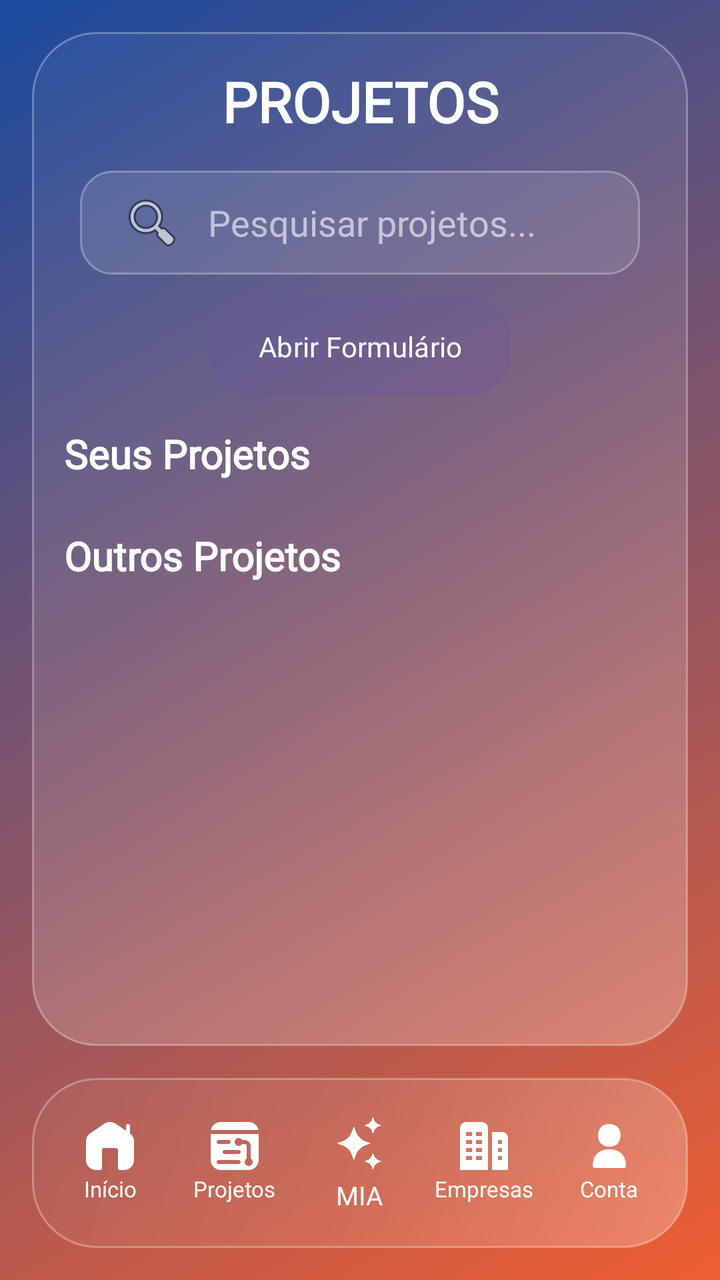
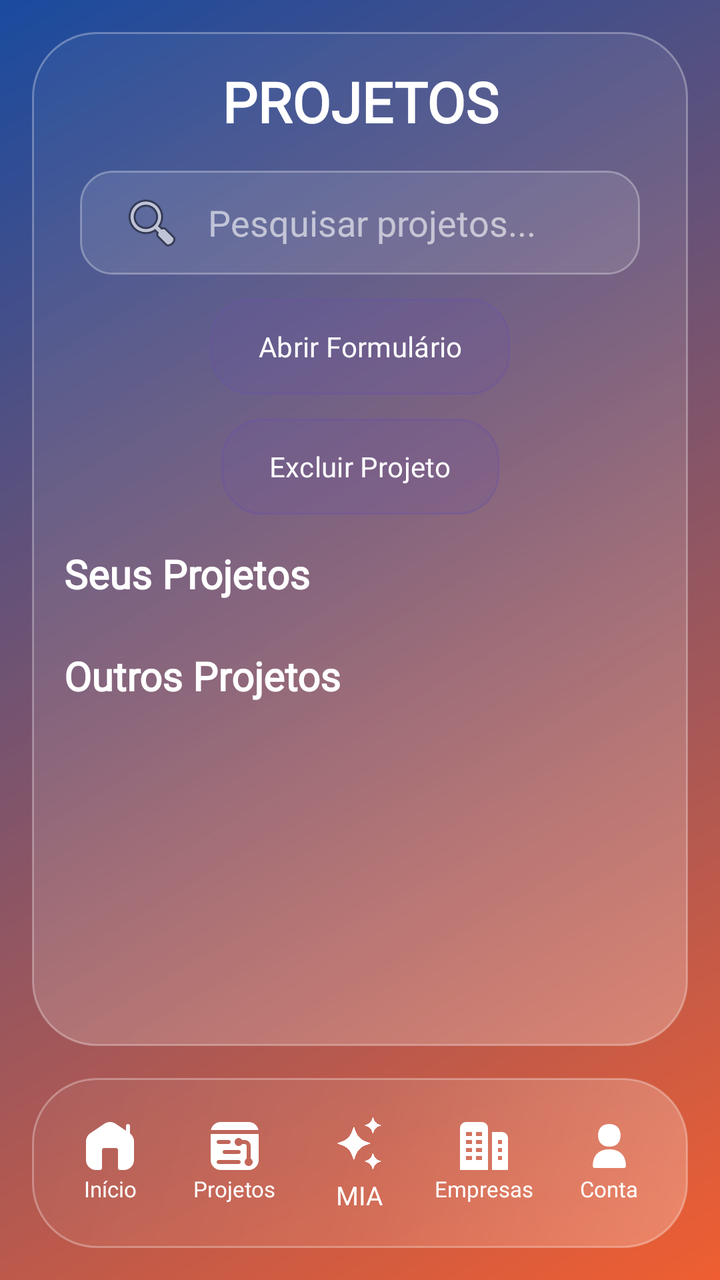

The first picture is an Android layout as it rendered before a commit; the second is the same layout after the commit. The layout source and the unified diff follow.
<!-- AndroidManifest.xml: application theme Theme.DSPI_APP -->
<!-- res/layout/activity_projetos.xml -->
<?xml version="1.0" encoding="utf-8"?>
<androidx.constraintlayout.widget.ConstraintLayout xmlns:android="http://schemas.android.com/apk/res/android"
    xmlns:app="http://schemas.android.com/apk/res-auto"
    android:id="@+id/mainLayout"
    android:layout_width="match_parent"
    android:layout_height="match_parent"
    android:background="@drawable/bg_gradient">

    <androidx.constraintlayout.widget.ConstraintLayout
        android:id="@+id/glassContainer"
        android:layout_width="0dp"
        android:layout_height="0dp"
        android:layout_margin="16dp"
        android:background="@drawable/bg_glass"
        android:padding="16dp"
        app:layout_constraintTop_toTopOf="parent"
        app:layout_constraintBottom_toTopOf="@+id/bottomNavigationContainer"
        app:layout_constraintStart_toStartOf="parent"
        app:layout_constraintEnd_toEndOf="parent">

        <TextView
            android:id="@+id/tvTituloProjetos"
            android:layout_width="wrap_content"
            android:layout_height="wrap_content"
            android:text="PROJETOS"
            android:textColor="#FFFFFF"
            android:textSize="28sp"
            android:textStyle="bold"
            android:fontFamily="@font/neo_sans"
            app:layout_constraintTop_toTopOf="parent"
            app:layout_constraintStart_toStartOf="parent"
            app:layout_constraintEnd_toEndOf="parent" />

        <EditText
            android:id="@+id/etPesquisa"
            android:layout_width="0dp"
            android:layout_height="52dp"
            android:layout_marginStart="8dp"
            android:layout_marginEnd="8dp"
            android:layout_marginTop="16dp"
            android:background="@drawable/bg_input_glass"
            android:drawableStart="@android:drawable/ic_menu_search"
            android:drawablePadding="12dp"
            android:fontFamily="@font/neo_sans_regular"
            android:hint="Pesquisar projetos..."
            android:paddingHorizontal="20dp"
            android:textColor="#FFFFFF"
            android:textColorHint="#99FFFFFF"
            android:inputType="text"
            android:maxLines="1"
            app:layout_constraintTop_toBottomOf="@id/tvTituloProjetos"
            app:layout_constraintStart_toStartOf="parent"
            app:layout_constraintEnd_toEndOf="parent" />

        <Button
            android:id="@+id/btnAbrirFormulario"
            android:layout_width="wrap_content"
            android:layout_height="wrap_content"
            android:layout_marginTop="12dp"
            android:background="@drawable/bg_button_glass"
            android:fontFamily="@font/neo_sans"
            android:text="Abrir Formulário"
            android:textColor="#FFFFFF"
            app:layout_constraintEnd_toEndOf="parent"
            app:layout_constraintStart_toStartOf="parent"
            app:layout_constraintTop_toBottomOf="@+id/etPesquisa" />

        <androidx.core.widget.NestedScrollView
            android:id="@+id/scrollViewProjetos"
            android:layout_width="0dp"
            android:layout_height="0dp"
            android:layout_marginTop="16dp"
            android:clipToPadding="false"
            app:layout_constraintTop_toBottomOf="@+id/btnAbrirFormulario"
            app:layout_constraintBottom_toBottomOf="parent"
            app:layout_constraintStart_toStartOf="parent"
            app:layout_constraintEnd_toEndOf="parent">

            <LinearLayout
                android:layout_width="match_parent"
                android:layout_height="wrap_content"
                android:orientation="vertical">

                <TextView
                    android:id="@+id/tvSeusProjetos"
                    android:layout_width="match_parent"
                    android:layout_height="wrap_content"
                    android:text="Seus Projetos"
                    android:textColor="#FFFFFF"
                    android:textSize="20sp"
                    android:textStyle="bold"
                    android:fontFamily="@font/neo_sans"
                    android:layout_marginBottom="8dp" />

                <androidx.recyclerview.widget.RecyclerView
                    android:id="@+id/rvMeusProjetos"
                    android:layout_width="match_parent"
                    android:layout_height="wrap_content"
                    android:nestedScrollingEnabled="false"
                    android:layout_marginBottom="16dp" />

                <TextView
                    android:id="@+id/tvOutrosProjetos"
                    android:layout_width="match_parent"
                    android:layout_height="wrap_content"
                    android:text="Outros Projetos"
                    android:textColor="#FFFFFF"
                    android:textSize="20sp"
                    android:textStyle="bold"
                    android:fontFamily="@font/neo_sans"
                    android:layout_marginBottom="8dp" />

                <androidx.recyclerview.widget.RecyclerView
                    android:id="@+id/rvOutrosProjetos"
                    android:layout_width="match_parent"
                    android:layout_height="wrap_content"
                    android:nestedScrollingEnabled="false" />

            </LinearLayout>
        </androidx.core.widget.NestedScrollView>

    </androidx.constraintlayout.widget.ConstraintLayout>

    <include
        android:id="@+id/bottomNavigationContainer"
        layout="@layout/bottom_nav"
        android:layout_width="0dp"
        android:layout_height="85dp"
        android:layout_marginHorizontal="16dp"
        android:layout_marginBottom="16dp"
        app:layout_constraintBottom_toBottomOf="parent"
        app:layout_constraintStart_toStartOf="parent"
        app:layout_constraintEnd_toEndOf="parent" />

</androidx.constraintlayout.widget.ConstraintLayout>
<!-- res/layout/bottom_nav.xml (included above) -->
<?xml version="1.0" encoding="utf-8"?>
<FrameLayout
    xmlns:android="http://schemas.android.com/apk/res/android"
    xmlns:app="http://schemas.android.com/apk/res-auto"
    android:id="@+id/bottomNavigationContainer"
    android:layout_width="match_parent"
    android:layout_height="85dp"
    android:background="@drawable/bg_glass"
    android:paddingHorizontal="8dp"
    android:paddingVertical="8dp">

    <View android:id="@+id/activeBubble" android:layout_width="0dp" android:layout_height="match_parent" android:background="@drawable/bg_active_bubble" />

    <LinearLayout android:id="@+id/bottomNavLayout" android:layout_width="match_parent" android:layout_height="match_parent" android:orientation="horizontal" android:gravity="center">

        <LinearLayout android:id="@+id/btnInicio" android:layout_width="0dp" android:layout_height="match_parent" android:layout_weight="1" android:orientation="vertical" android:gravity="center" android:background="?attr/selectableItemBackgroundBorderless">
            <ImageView android:layout_width="24dp" android:layout_height="24dp" android:src="@drawable/ic_inicio" app:tint="#FFFFFF" />
            <TextView android:layout_width="wrap_content" android:layout_height="wrap_content" android:text="Início" android:textColor="#FFFFFF" android:textSize="11sp" android:fontFamily="@font/neo_sans" android:layout_marginTop="2dp"/>
        </LinearLayout>

        <LinearLayout android:id="@+id/btnProjetos" android:layout_width="0dp" android:layout_height="match_parent" android:layout_weight="1" android:orientation="vertical" android:gravity="center" android:background="?attr/selectableItemBackgroundBorderless">
            <ImageView android:layout_width="24dp" android:layout_height="24dp" android:src="@drawable/ic_projetos" app:tint="#FFFFFF" />
            <TextView android:layout_width="wrap_content" android:layout_height="wrap_content" android:text="Projetos" android:textColor="#FFFFFF" android:textSize="11sp" android:fontFamily="@font/neo_sans" android:layout_marginTop="2dp"/>
        </LinearLayout>

        <LinearLayout android:id="@+id/btnNai" android:layout_width="0dp" android:layout_height="match_parent" android:layout_weight="1" android:orientation="vertical" android:gravity="center" android:background="?attr/selectableItemBackgroundBorderless">
            <ImageView android:layout_width="30dp" android:layout_height="30dp" android:src="@drawable/ic_mia" />
            <TextView android:layout_width="wrap_content" android:layout_height="wrap_content" android:text="MIA" android:textColor="#FFFFFF" android:textSize="13sp" android:fontFamily="@font/neo_sans" android:layout_marginTop="2dp"/>
        </LinearLayout>

        <LinearLayout android:id="@+id/btnEmpresas" android:layout_width="0dp" android:layout_height="match_parent" android:layout_weight="1" android:orientation="vertical" android:gravity="center" android:background="?attr/selectableItemBackgroundBorderless">
            <ImageView android:layout_width="24dp" android:layout_height="24dp" android:src="@drawable/ic_empresas" app:tint="#FFFFFF" />
            <TextView android:layout_width="wrap_content" android:layout_height="wrap_content" android:text="Empresas" android:textColor="#FFFFFF" android:textSize="11sp" android:fontFamily="@font/neo_sans" android:layout_marginTop="2dp"/>
        </LinearLayout>

        <LinearLayout android:id="@+id/btnConta" android:layout_width="0dp" android:layout_height="match_parent" android:layout_weight="1" android:orientation="vertical" android:gravity="center" android:background="?attr/selectableItemBackgroundBorderless">
            <ImageView android:layout_width="24dp" android:layout_height="24dp" android:src="@drawable/ic_conta" app:tint="#FFFFFF" />
            <TextView android:layout_width="wrap_content" android:layout_height="wrap_content" android:text="Conta" android:textColor="#FFFFFF" android:textSize="11sp" android:fontFamily="@font/neo_sans" android:layout_marginTop="2dp"/>
        </LinearLayout>

    </LinearLayout>
</FrameLayout>
<!-- resources referenced by this layout -->
<resources>
  <!-- drawable bg_active_bubble (drawable) -->
  <?xml version="1.0" encoding="utf-8"?>
  <shape xmlns:android="http://schemas.android.com/apk/res/android">
      <gradient
          android:angle="135"
          android:startColor="#66FFFFFF"
          android:centerColor="#33FFFFFF"
          android:endColor="#1AFFFFFF"
          android:type="linear" />
      <corners android:radius="20dp" />
      <stroke
          android:width="1.2dp"
          android:color="#80FFFFFF" />
  </shape>
  <!-- drawable bg_button_glass (drawable) -->
  <?xml version="1.0" encoding="utf-8"?>
  <shape xmlns:android="http://schemas.android.com/apk/res/android">
      <solid android:color="#33FFFFFF" />
      <corners android:radius="20dp" />
      <stroke
          android:width="1dp"
          android:color="#66FFFFFF" />
  </shape>
  <!-- drawable bg_glass (drawable) -->
  <?xml version="1.0" encoding="utf-8"?>
  <shape xmlns:android="http://schemas.android.com/apk/res/android">
      <gradient
          android:angle="135"
          android:startColor="#40FFFFFF"
          android:centerColor="#1AFFFFFF"
          android:endColor="#0AFFFFFF"
          android:type="linear" />
  
      <corners android:radius="32dp" />
  
      <stroke
          android:width="1dp"
          android:color="#4DFFFFFF" />
  </shape>
  <!-- drawable bg_gradient (drawable) -->
  <?xml version="1.0" encoding="utf-8"?>
  <shape xmlns:android="http://schemas.android.com/apk/res/android">
      <gradient
          android:angle="135"
          android:startColor="#ef5e31" android:endColor="#1a4b9f" android:type="linear" />
  </shape>
  <!-- drawable bg_input_glass (drawable) -->
  <?xml version="1.0" encoding="utf-8"?>
  <shape xmlns:android="http://schemas.android.com/apk/res/android">
      <solid android:color="#1AFFFFFF" />
      <corners android:radius="16dp" />
      <stroke
          android:width="1dp"
          android:color="#4DFFFFFF" />
  </shape>
  <!-- drawable ic_conta (drawable) -->
  <vector xmlns:android="http://schemas.android.com/apk/res/android"
      android:width="24dp"
      android:height="24dp"
      android:viewportWidth="24"
      android:viewportHeight="24">
    <path
        android:fillColor="#FF000000"
        android:pathData="M12.006,12.309c3.611,-0.021 5.555,-1.971 5.622,-5.671 -0.062,-3.56 -2.111,-5.614 -5.634,-5.637 -3.561,0.022 -5.622,2.122 -5.622,5.672s2.062,5.615 5.634,5.636Z"/>
    <path
        android:fillColor="#FF000000"
        android:pathData="M11.994,13.661c-5.328,0.034 -8.195,2.911 -8.291,8.322 -0.004,0.268 0.099,0.527 0.287,0.718s0.445,0.299 0.713,0.299h14.595c0.268,0 0.525,-0.108 0.713,-0.299 0.188,-0.191 0.291,-0.45 0.287,-0.718 -0.092,-5.333 -3.036,-8.288 -8.304,-8.322Z"/>
  </vector>
  <!-- drawable ic_empresas (drawable) -->
  <vector xmlns:android="http://schemas.android.com/apk/res/android"
      android:width="512dp"
      android:height="512dp"
      android:viewportWidth="24"
      android:viewportHeight="24">
    <path
        android:fillColor="#FF000000"
        android:pathData="m11,0h-8a3,3 0,0 0,-3 3v21h14v-21a3,3 0,0 0,-3 -3zM6,19h-3v-2h3zM6,15h-3v-2h3zM6,11h-3v-2h3zM6,7h-3v-2h3zM11,19h-3v-2h3zM11,15h-3v-2h3zM11,11h-3v-2h3zM11,7h-3v-2h3zM21,5h-5v19h8v-16a3,3 0,0 0,-3 -3zM21,19h-2v-2h2zM21,15h-2v-2h2zM21,11h-2v-2h2z"/>
  </vector>
  <!-- drawable ic_inicio (drawable) -->
  <vector xmlns:android="http://schemas.android.com/apk/res/android"
      android:width="512dp"
      android:height="512dp"
      android:viewportWidth="24"
      android:viewportHeight="24">
    <path
        android:fillColor="#FF000000"
        android:pathData="M22,5.724V2c0,-0.552 -0.447,-1 -1,-1s-1,0.448 -1,1v2.366L14.797,0.855c-1.699,-1.146 -3.895,-1.146 -5.594,0L2.203,5.579c-1.379,0.931 -2.203,2.48 -2.203,4.145v9.276c0,2.757 2.243,5 5,5h2c0.553,0 1,-0.448 1,-1V14c0,-0.551 0.448,-1 1,-1h6c0.552,0 1,0.449 1,1v9c0,0.552 0.447,1 1,1h2c2.757,0 5,-2.243 5,-5V9.724c0,-1.581 -0.744,-3.058 -2,-4Z"/>
  </vector>
  <style name="Theme.DSPI_APP" parent="Base.Theme.DSPI_APP" />
  <style name="Base.Theme.DSPI_APP" parent="Theme.Material3.DayNight.NoActionBar">
      </style>
  <!-- unchanged entries left out for length: 2 -->
</resources>

<!-- the commit's change to res/layout/activity_projetos.xml (unified diff, before → after) -->
@@ -65,13 +65,26 @@
             app:layout_constraintStart_toStartOf="parent"
             app:layout_constraintTop_toBottomOf="@+id/etPesquisa" />
 
+        <Button
+            android:id="@+id/btnExcluirProjeto"
+            android:layout_width="wrap_content"
+            android:layout_height="wrap_content"
+            android:layout_marginTop="12dp"
+            android:background="@drawable/bg_button_glass"
+            android:fontFamily="@font/neo_sans"
+            android:text="Excluir Projeto"
+            android:textColor="#FFFFFF"
+            app:layout_constraintEnd_toEndOf="parent"
+            app:layout_constraintStart_toStartOf="parent"
+            app:layout_constraintTop_toBottomOf="@+id/btnAbrirFormulario" />
+
         <androidx.core.widget.NestedScrollView
             android:id="@+id/scrollViewProjetos"
             android:layout_width="0dp"
             android:layout_height="0dp"
             android:layout_marginTop="16dp"
             android:clipToPadding="false"
-            app:layout_constraintTop_toBottomOf="@+id/btnAbrirFormulario"
+            app:layout_constraintTop_toBottomOf="@+id/btnExcluirProjeto"
             app:layout_constraintBottom_toBottomOf="parent"
             app:layout_constraintStart_toStartOf="parent"
             app:layout_constraintEnd_toEndOf="parent">
